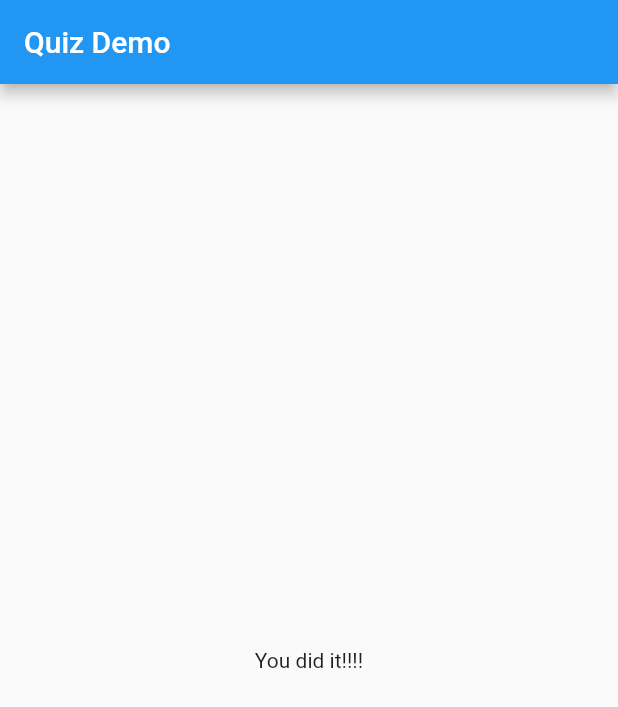
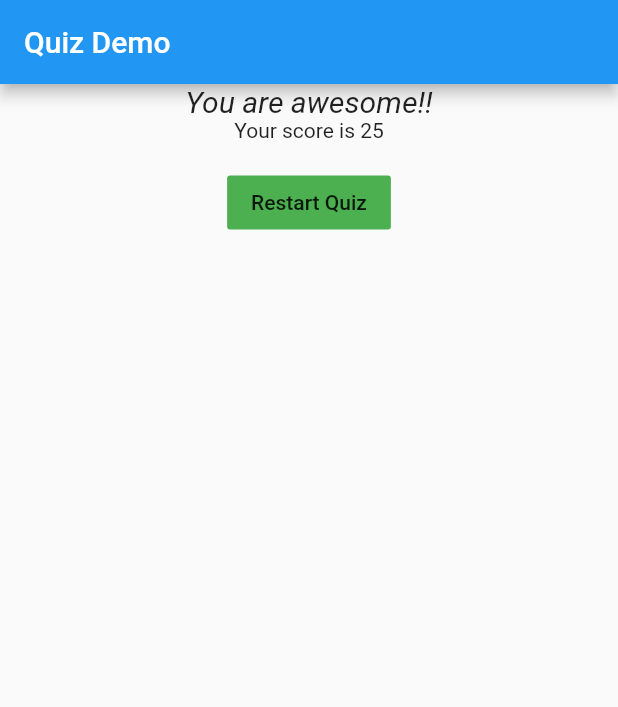
Before and after one commit to Vaibhav3M/flutter-basicapps, a Flutter app: the screen it shows after launch, after a tap on "Red", after a tap on "Snake", after a tap on "Burger", on a phone screen of 412 x 824 dp. Shown: the top 707 px of the screen. Run offline on Flutter 3.47's test engine with Material 2 defaults, Android fonts, the phone set to English and light mode, and no system bars.

Commit message:
Added score validation

```diff
--- a/quiz_app/lib/Quiz.dart
+++ b/quiz_app/lib/Quiz.dart
@@ -5,11 +5,14 @@ import 'package:quiz_app/Answer.dart';
 
 class Quiz extends StatelessWidget {
 
-  final questionIndex;
-  final questions;
+  final int questionIndex;
+  final List<Map<String, Object>>questions;
   final Function answerQuestion;
+  var score = 0;
 
-  Quiz(this.questions,this.questionIndex,this.answerQuestion);
+  Quiz({@required this.questions,
+      @required this.questionIndex,
+      @required this.answerQuestion});
 
   @override
   Widget build(BuildContext context) {
@@ -18,8 +21,8 @@ class Quiz extends StatelessWidget {
             Question(
               questions[questionIndex]["questionText"],
             ),
-            ...(questions[questionIndex]['answerList'] as List<String>).map((answer) {
-              return Answer(answerQuestion,answer);
+            ...(questions[questionIndex]['answerList'] as List<Map<String,Object>>).map((answer) {
+              return Answer(() => answerQuestion(answer['score']),answer['text']);
             }).toList(),
           ],
         );
--- a/quiz_app/lib/Result.dart
+++ b/quiz_app/lib/Result.dart
@@ -1,14 +1,48 @@
 import 'package:flutter/material.dart';
 
 class Result extends StatelessWidget {
+
+  final int score;
+  final Function resetQuiz;
+
+  Result(this.score, this.resetQuiz);
+
+  String get resultPhase {
+      var resultText = "You did it!!!!";
+
+      if(score > 10){
+        resultText = "You are awesome!!";
+      }
+
+      return resultText;
+  }
+
   @override
   Widget build(BuildContext context) {
     return Container(
       child: Center(
-        child: Text(
-          "You did it!!!!"
+        widthFactor: double.infinity,
+        child: Column(
+          children: <Widget>[
+          Text(
+          resultPhase,
+          style: TextStyle(fontStyle: FontStyle.italic, fontSize: 20),
         ),
+          Text(
+            "Your score is $score"
+          ),
+          Container(
+            margin: EdgeInsets.all(16.0),
+            child: FlatButton(
+              child: Text("Restart Quiz"),
+              color: Colors.green,
+              onPressed: resetQuiz,
+            ),
+          )
+          ]
+      ),
       ),
     );
+
   }
 }
--- a/quiz_app/lib/main.dart
+++ b/quiz_app/lib/main.dart
@@ -12,7 +12,6 @@ class MyApp extends StatelessWidget {
     return MaterialApp(
       title: 'Quiz Demo',
       theme: ThemeData(
-
         primarySwatch: Colors.blue,
       ),
       home: HomePage(),
@@ -20,53 +19,78 @@ class MyApp extends StatelessWidget {
   }
 }
 
-class HomePage extends StatefulWidget{
-
+class HomePage extends StatefulWidget {
   @override
   State<StatefulWidget> createState() {
-
     return HomePageState();
   }
-
 }
 
-class HomePageState extends State<HomePage>{
-
+class HomePageState extends State<HomePage> {
   var _questionIndex = 0;
+  var _totalScore =0;
 
   final questions = const [
     {
-      "questionText" : "What's your favourite Color?",
-      "answerList" : ['Red','Yellow','Green','Blue'],
+      "questionText": "What's your favourite Color?",
+      "answerList": [
+        {'text': 'Red', 'score': 10},
+        {'text': 'Yellow', 'score': 15},
+        {'text': 'Green', 'score': 20},
+        {'text': 'Blue', 'score': 15}
+      ],
     },
     {
-      "questionText" : "What's is your favourite Animal?",
-      "answerList" : ['Rabbit','Snake','Elephant','Dog'],
+      "questionText": "What's is your favourite Animal?",
+      "answerList": [
+        {'text': 'Rabbit', 'score': 10},
+        {'text': 'Snake', 'score': 5},
+        {'text': 'Elephant', 'score': 20},
+        {'text': 'Dog', 'score': 30}
+      ],
     },
     {
-      "questionText" : "What's is your favourite Food?",
-      "answerList" : ['Pizza','Oats','Burger','Pasta'],
-    }
+      "questionText": "What's is your favourite Food?",
+      "answerList": [
+        {'text': 'Pizza', 'score': 10},
+        {'text': 'Oats', 'score': 30},
+        {'text': 'Burger', 'score': 10},
+        {'text': 'Pasta', 'score': 20}
+      ],
+    },
   ];
 
+  void _answerQuestion(int score) {
 
-  void _answerQuestion(){
-
+    _totalScore += score;
     setState(() {
       _questionIndex++;
     });
   }
 
+  void _resetQuiz(){
+
+    setState(() {
+      _questionIndex =0;
+      _totalScore = 0;
+    });
+
+
+  }
+
   @override
   Widget build(BuildContext context) {
-
     return Scaffold(
       appBar: AppBar(
-        title: Text(
-            "Quiz Demo"),
+        title: Text("Quiz Demo"),
       ),
       // added check for length of question - display widget in respect to that
-      body: _questionIndex < questions.length ? Quiz(questions, _questionIndex, _answerQuestion): Result(),
+      body: _questionIndex < questions.length
+          ? Quiz(
+              questions: questions,
+              questionIndex: _questionIndex,
+              answerQuestion: _answerQuestion)
+          : Result(_totalScore,_resetQuiz),
     );
   }
 }
```
